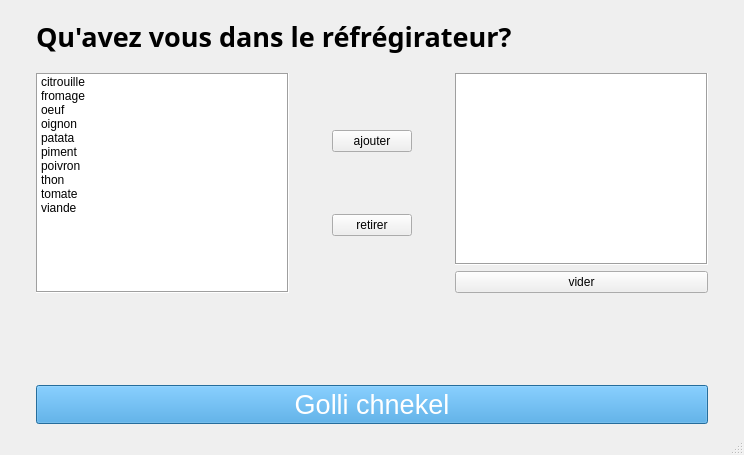
The window that interface.ui (Capital2/dbara-tounsia) describes before a commit, drawn with Qt 5.
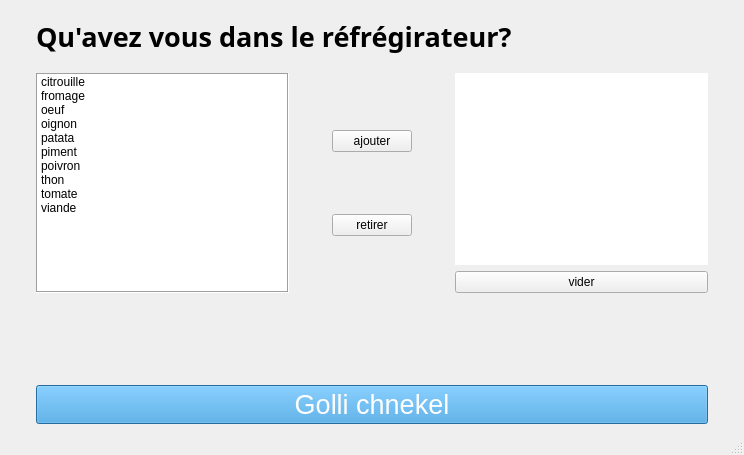
The same window after the commit. Icons and pictures are not drawn.

Diff of the .ui file:
```diff
--- a/interface.ui
+++ b/interface.ui
@@ -272,7 +272,7 @@
              <string notr="true"/>
             </property>
             <property name="frameShape">
-             <enum>QFrame::Box</enum>
+             <enum>QFrame::NoFrame</enum>
             </property>
             <property name="selectionRectVisible">
              <bool>false</bool>
```
Left out of the diff: 42 changed lines with no effect on the pictures.
